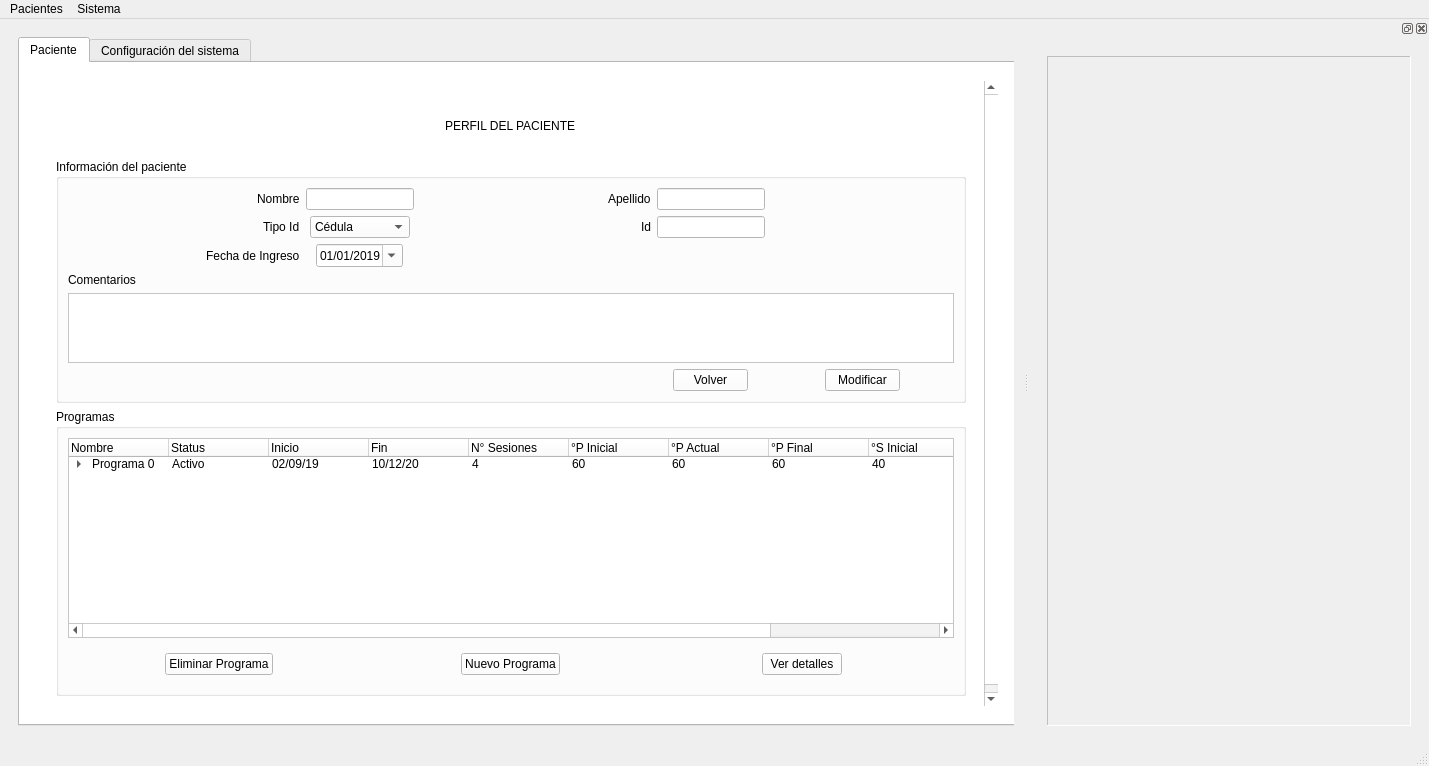
The window that interfaz.ui (dandrue/Interfaz) describes before a commit, drawn with Qt 5.
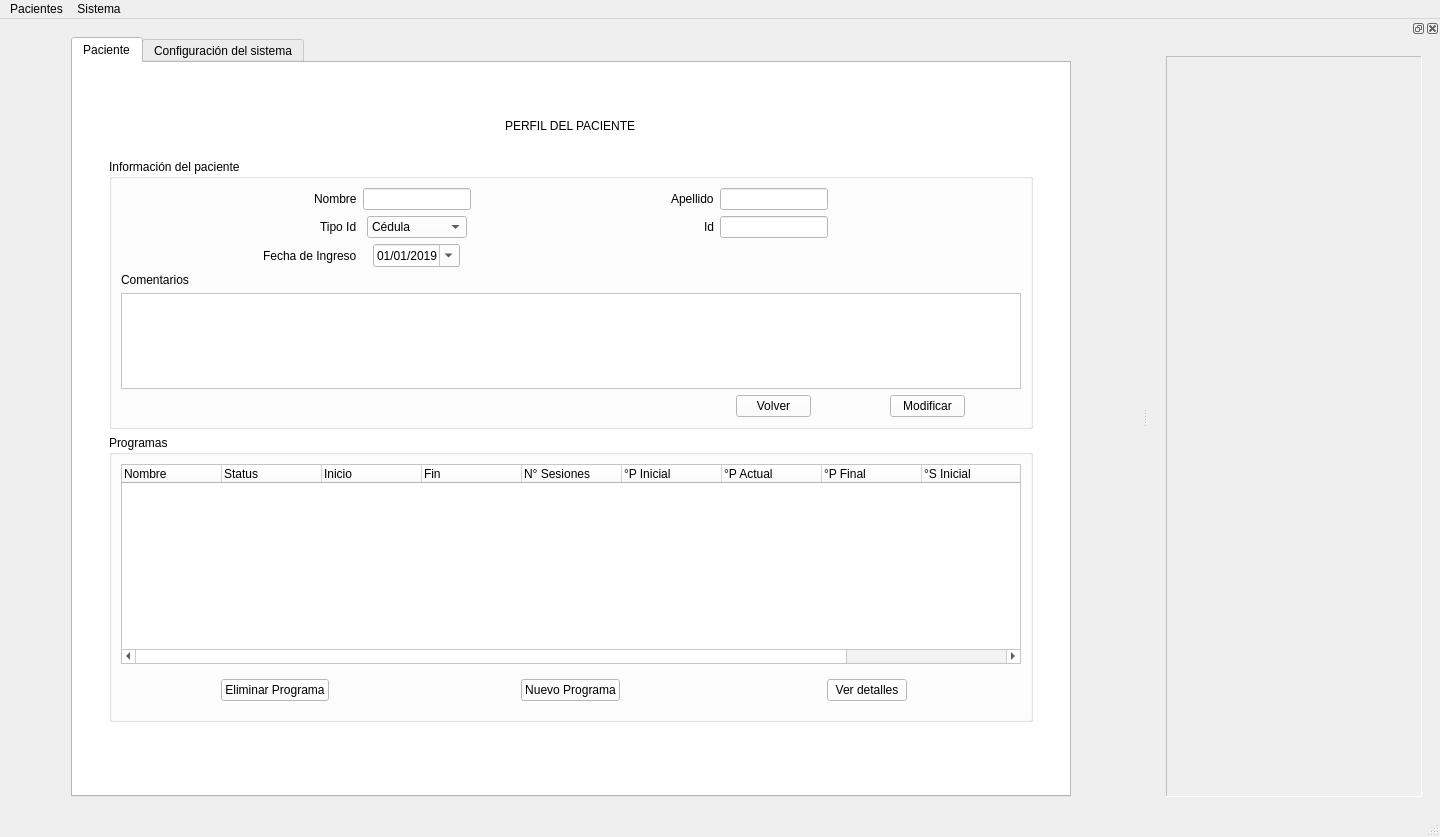
The same window after the commit. The open tabs and pages were chosen to show the change. Icons and pictures are not drawn. Custom widgets are drawn as their Qt base class.

Patch:
```diff
--- a/interfaz.ui
+++ b/interfaz.ui
@@ -9,8 +9,8 @@
    <rect>
     <x>0</x>
     <y>0</y>
-    <width>1429</width>
-    <height>766</height>
+    <width>1440</width>
+    <height>837</height>
    </rect>
   </property>
   <property name="sizePolicy">
@@ -1365,8 +1365,8 @@
                       <rect>
                        <x>0</x>
                        <y>0</y>
-                       <width>941</width>
-                       <height>629</height>
+                       <width>958</width>
+                       <height>698</height>
                       </rect>
                      </property>
                      <layout class="QGridLayout" name="gridLayout_37">
@@ -1711,13 +1711,13 @@
                              <widget class="QTreeWidget" name="treeWidget">
                               <property name="minimumSize">
                                <size>
-                                <width>0</width>
+                                <width>900</width>
                                 <height>200</height>
                                </size>
                               </property>
                               <property name="maximumSize">
                                <size>
-                                <width>1200</width>
+                                <width>900</width>
                                 <height>600</height>
                                </size>
                               </property>
@@ -1779,49 +1779,6 @@
                                 <string>°S Final</string>
                                </property>
                               </column>
-                              <item>
-                               <property name="text">
-                                <string>Programa 0</string>
-                               </property>
-                               <property name="text">
-                                <string>Activo</string>
-                               </property>
-                               <property name="text">
-                                <string>02/09/19</string>
-                               </property>
-                               <property name="text">
-                                <string>10/12/20</string>
-                               </property>
-                               <property name="text">
-                                <string>4</string>
-                               </property>
-                               <property name="text">
-                                <string>60</string>
-                               </property>
-                               <property name="text">
-                                <string>60</string>
-                               </property>
-                               <property name="text">
-                                <string>60</string>
-                               </property>
-                               <property name="text">
-                                <string>40</string>
-                               </property>
-                               <property name="text">
-                                <string>40</string>
-                               </property>
-                               <property name="text">
-                                <string>40</string>
-                               </property>
-                               <item>
-                                <property name="text">
-                                 <string>Sesion 1</string>
-                                </property>
-                                <property name="text">
-                                 <string>Terminada</string>
-                                </property>
-                               </item>
-                              </item>
                              </widget>
                             </item>
                             <item row="1" column="0" colspan="2">
@@ -5953,7 +5910,7 @@
    </property>
    <property name="minimumSize">
     <size>
-     <width>400</width>
+     <width>50</width>
      <height>145</height>
     </size>
    </property>
@@ -6038,7 +5995,7 @@
     <rect>
      <x>0</x>
      <y>0</y>
-     <width>1429</width>
+     <width>1440</width>
      <height>21</height>
     </rect>
    </property>
```
Left out of the diff: 14 changed lines with no effect on the pictures.
